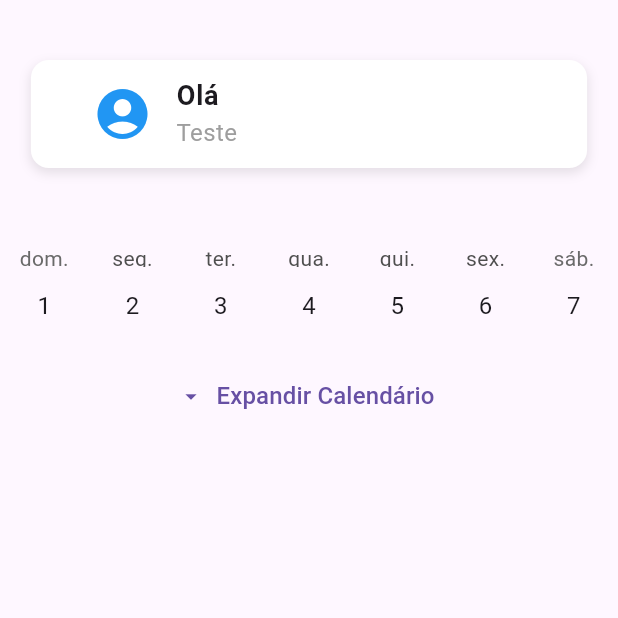
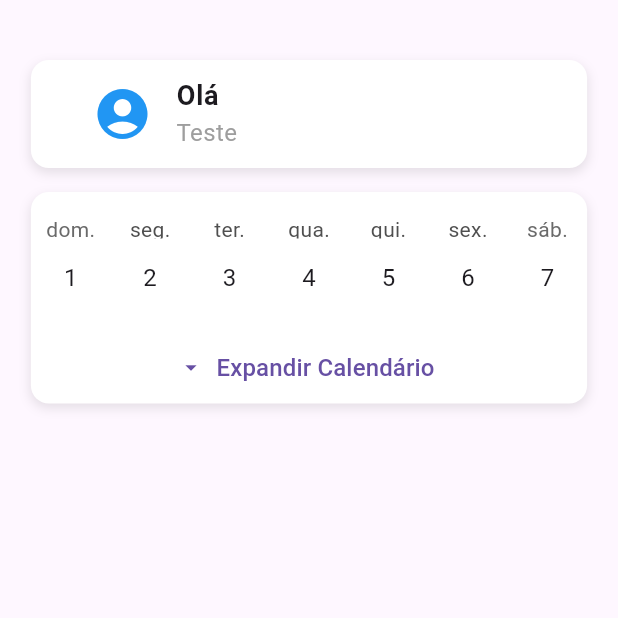
Before and after one commit to IchigoArndt/StrengthSync, a Flutter app: the HomePage screen opened by its route, on a phone screen of 412 x 824 dp, the top half of it. Run offline on Flutter 3.47's test engine with Material 3 defaults, Android fonts, the phone set to English and light mode, and no system bars; drawn by our look-alikes of table_calendar.

Commit message:
Adicionado um nova funcionalidade na tela principal e ajustado o layout para ficar da forma imaginada

```diff
--- a/FrontEnd/lib/core/features/home/presentation/home_presenter.dart
+++ b/FrontEnd/lib/core/features/home/presentation/home_presenter.dart
@@ -20,9 +20,8 @@ class _homePage extends State<HomePage> {
         if (didPop) return; // Se já foi fechado, não faz nada
 
         bool shouldExit = await showDialog(
-            context: context,
-            builder:
-                (context) => _showingExitDialog()
+          context: context,
+          builder: (context) => _showingExitDialog(),
         );
 
         if (shouldExit ?? false) {
@@ -30,14 +29,33 @@ class _homePage extends State<HomePage> {
         }
       },
       child: Scaffold(
-        body: Center(
-            child: Column(
-              children: [
-                SizedBox(height: 40),
-                UserCardWidget(nomeUsuario: "Teste",),
-                CalendarWidget()
-              ],
-            )
+        body: CustomScrollView(
+          slivers: [
+            SliverPadding(
+              padding: EdgeInsets.symmetric(vertical: 40),
+              sliver: SliverList(
+                delegate: SliverChildListDelegate([
+                  Align(
+                    alignment: Alignment.center,
+                    child: SizedBox(
+                      width: MediaQuery.of(context).size.width * 0.9, // Define a largura máxima
+                      child: UserCardWidget(nomeUsuario: "Teste"),
+                    ),
+                  ),
+                  Align(
+                    alignment: Alignment.center,
+                    child: Padding(
+                      padding: EdgeInsets.all(16),
+                      child: SizedBox(
+                          width: MediaQuery.of(context).size.width * 0.9, // Define a largura máxima
+                          child: CalendarWidget(),
+                    )
+                    ),
+                  ),
+                ]),
+              ),
+            ),
+          ],
         ),
       ),
     );
--- a/FrontEnd/lib/core/features/home/presentation/widget/calendar/calendar_widget.dart
+++ b/FrontEnd/lib/core/features/home/presentation/widget/calendar/calendar_widget.dart
@@ -18,9 +18,21 @@ class _CalendarWidgetState extends State<CalendarWidget> {
 
   @override
   Widget build(BuildContext context) {
-    return Column(
+    return Container(
+      decoration: BoxDecoration(
+        color: Colors.white,
+        borderRadius: BorderRadius.circular(12),
+        boxShadow: [
+          BoxShadow(
+            color: Colors.black.withOpacity(0.1),
+            blurRadius: 6,
+            offset: const Offset(0, 3),
+          ),
+        ],
+      ),
+      child: Column(
           children: [
-        SizedBox(height: 50),
+            SizedBox(height: 15),
             TableCalendar(
               locale: 'pt_br',
               focusedDay: _focusedDay,
@@ -117,6 +129,7 @@ class _CalendarWidgetState extends State<CalendarWidget> {
               ),
             ),
           ],
+      ),
     );
   }
 
--- a/FrontEnd/lib/core/features/home/presentation/widget/userCard/userCard_widget.dart
+++ b/FrontEnd/lib/core/features/home/presentation/widget/userCard/userCard_widget.dart
@@ -2,12 +2,11 @@ import 'package:flutter/material.dart';
 
 class UserCardWidget extends StatelessWidget {
   final String nomeUsuario;
-  const UserCardWidget({super.key, required this.nomeUsuario});
+  const UserCardWidget({required this.nomeUsuario});
 
   @override
   Widget build(BuildContext context) {
     return Container(
-      width: MediaQuery.of(context).size.width * 0.9,
       padding: const EdgeInsets.symmetric(vertical: 0, horizontal: 25),
       decoration: BoxDecoration(
         color: Colors.white,
```
Lines whose indentation alone changed are shown as unchanged.
